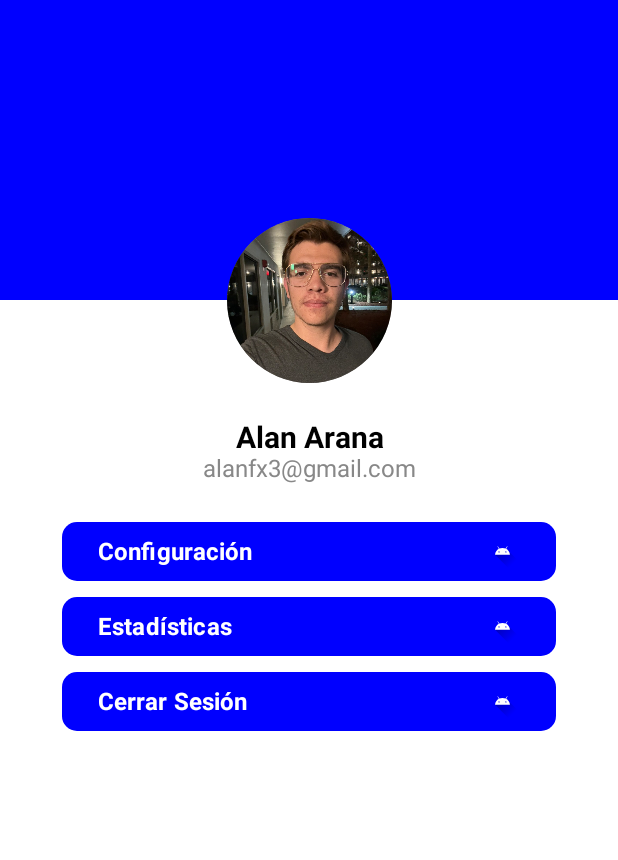
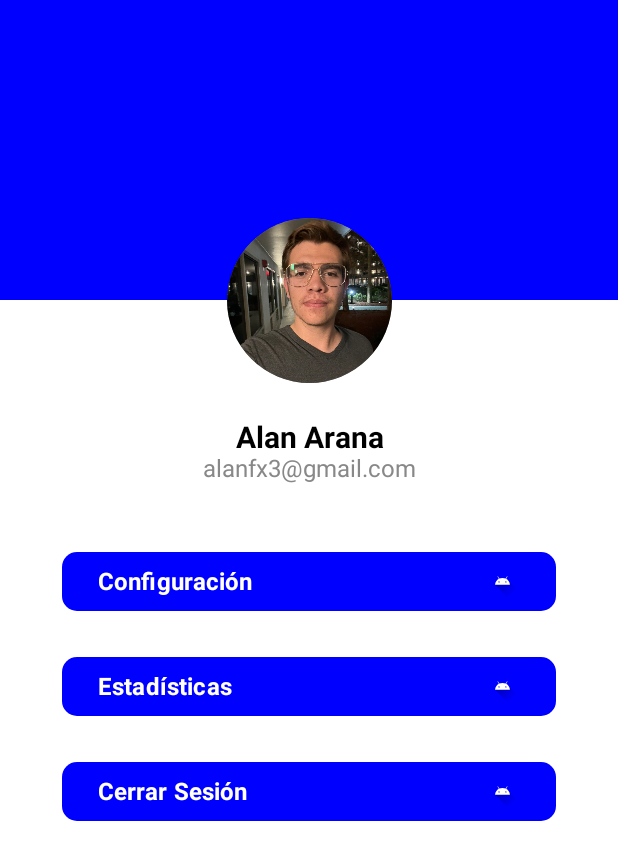
Before and after one commit to KevTav20/EasyReadingApp, an Android app built with Jetpack Compose: the @Preview function UserProfileScreenPreview, on a phone screen of 412 x 824 dp. Shown: the top 860 px of the screen. Run offline under Robolectric (Android 15) with nearby library versions, the phone set to English and light mode, and no system bars.

Commit message:
Interlineado entre los botones

```diff
--- a/app/src/main/java/com/example/easyreadingapp/presentation/ui/screens/UserProfleScreen.kt
+++ b/app/src/main/java/com/example/easyreadingapp/presentation/ui/screens/UserProfleScreen.kt
@@ -29,12 +29,14 @@ fun UserProfileScreen() {
         modifier = Modifier.fillMaxSize(),
         horizontalAlignment = Alignment.CenterHorizontally
     ) {
+        // Fondo azul en la mitad superior
         Box(
             modifier = Modifier
                 .fillMaxWidth()
                 .height(200.dp)
                 .background(color = Color.Blue)
         ) {
+            // Imagen circular de perfil
             Box(
                 modifier = Modifier
                     .size(120.dp)
@@ -43,7 +45,7 @@ fun UserProfileScreen() {
                 contentAlignment = Alignment.Center
             ) {
                 Image(
-                    painter = painterResource(id = R.drawable.profile),
+                    painter = painterResource(id = R.drawable.profile), // Cambia el recurso de imagen
                     contentDescription = "Foto de perfil",
                     contentScale = ContentScale.Crop,
                     modifier = Modifier
@@ -70,11 +72,13 @@ fun UserProfileScreen() {
             textAlign = TextAlign.Center
         )
 
-        Spacer(modifier = Modifier.height(20.dp))
+        Spacer(modifier = Modifier.height(40.dp)) // Más espacio antes de los botones
 
         // Botones de opciones
         ButtonOption("Configuración", Color.Blue, R.drawable.ic_launcher_foreground)
+        Spacer(modifier = Modifier.height(20.dp)) // Espaciado entre botones
         ButtonOption("Estadísticas", Color.Blue, R.drawable.ic_launcher_foreground)
+        Spacer(modifier = Modifier.height(20.dp)) // Espaciado entre botones
         ButtonOption("Cerrar Sesión", Color.Blue, R.drawable.ic_launcher_foreground)
     }
 }
```
